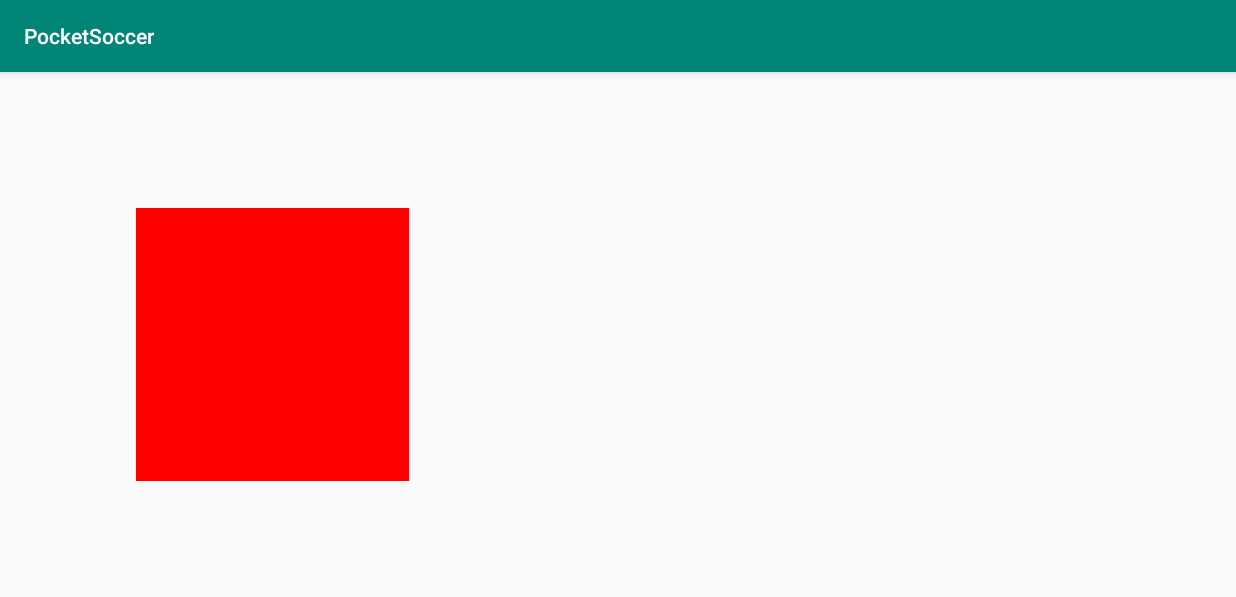
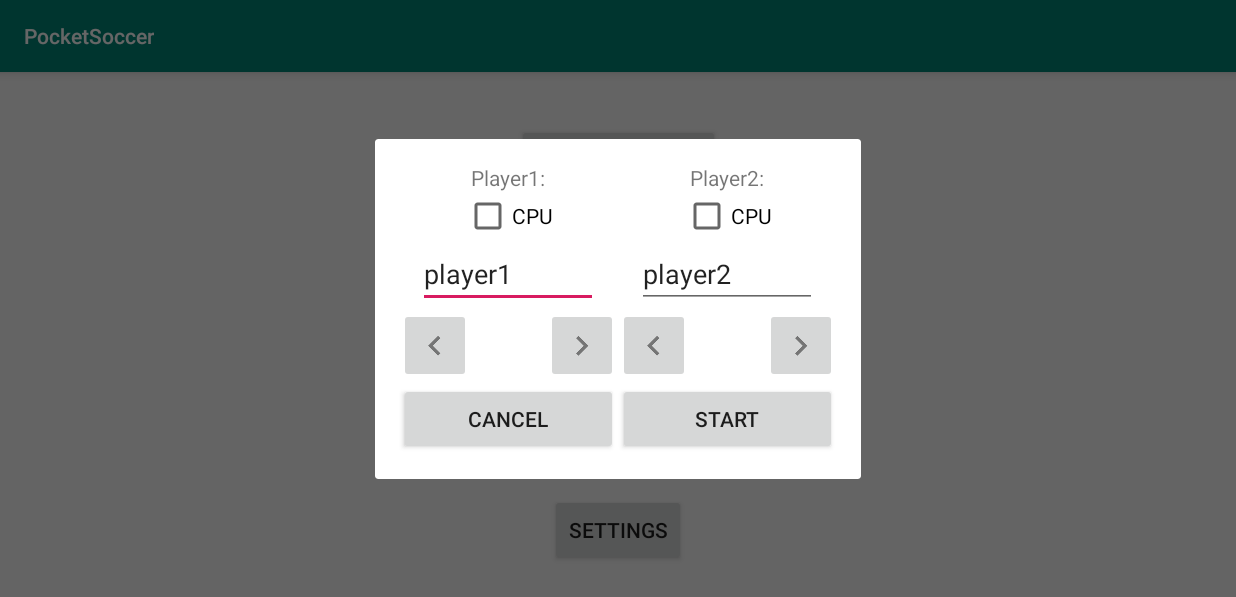
Before and after one commit to NikolaJov96/PocketSoccer, an Android app: the screen it shows after launch (GameActivity before the commit, MainMenuActivity after it), after a tap on "NEW GAME", on a phone screen of 824 x 412 dp (held sideways). Shown: the top 597 px of the screen. Run offline under Robolectric (Android 15) with nearby library versions, the light colour scheme and no system bars; our stand-ins replace Room's generated code; libraries missing offline, so code that uses them is left out: android.arch.persistence.

Commit message:
Game initialization dialog, game initialization, interface with the view for game rendering and basic game engine loop

```diff
--- a/app/src/main/java/colm/example/pocketsoccer/MainActivity.java
+++ b/app/src/main/java/colm/example/pocketsoccer/MainActivity.java
@@ -33,8 +33,6 @@ public class MainActivity extends AppCompatActivity implements GameAssetManager.
         seekBar.setEnabled(false);
 
         model = ViewModelProviders.of(this).get(GameViewModel.class);
-
-
     }
 
     @Override
--- a/app/src/main/java/colm/example/pocketsoccer/MainMenuActivity.java
+++ b/app/src/main/java/colm/example/pocketsoccer/MainMenuActivity.java
@@ -1,22 +1,33 @@
 package colm.example.pocketsoccer;
 
+import android.app.Dialog;
+import android.arch.lifecycle.ViewModelProvider;
+import android.arch.lifecycle.ViewModelProviders;
+import android.content.Context;
 import android.content.Intent;
+import android.support.v4.app.FragmentManager;
 import android.support.v7.app.AppCompatActivity;
 import android.os.Bundle;
 import android.view.View;
 import android.widget.Button;
 
-public class MainMenuActivity extends AppCompatActivity {
+import colm.example.pocketsoccer.game_model.GameViewModel;
+
+public class MainMenuActivity extends AppCompatActivity implements NewGameDialog.NewGameDialogListener {
 
     private Button continueGameButton;
     private Button newGameButton;
     private Button statisticsButton;
     private Button settingsButton;
 
+    private GameViewModel model;
+
     @Override
     protected void onCreate(Bundle savedInstanceState) {
         super.onCreate(savedInstanceState);
         setContentView(R.layout.activity_main_menu);
+
+        model = ViewModelProviders.of(this).get(GameViewModel.class);
 
         continueGameButton = findViewById(R.id.continue_game_button);
         // continueGameButton.setVisibility(View.GONE);
@@ -35,10 +46,15 @@ public class MainMenuActivity extends AppCompatActivity {
 
     private void continueGame(boolean forceNewGame) {
         if (/*no game || */forceNewGame) {
-            // init new game inside model
+            FragmentManager fm = getSupportFragmentManager();
+            NewGameDialog newGameDialog = new NewGameDialog();
+            newGameDialog.show(fm, "new_game_dialog");
         }
-        Intent intent = new Intent(this, GameActivity.class);
-        startActivity(intent);
     }
 
+    @Override
+    public void onFinishNewGameDialog(NewGameDialog.NewGameDialogData data) {
+        model.newGame(data);
+        startActivity(new Intent(this, GameActivity.class));
+    }
 }
--- /dev/null
+++ b/app/src/main/java/colm/example/pocketsoccer/NewGameDialog.java
@@ -0,0 +1,157 @@
+package colm.example.pocketsoccer;
+
+import android.arch.lifecycle.ViewModelProviders;
+import android.content.Context;
+import android.content.res.AssetManager;
+import android.database.CursorJoiner;
+import android.os.Bundle;
+import android.support.annotation.NonNull;
+import android.support.annotation.Nullable;
+import android.support.v4.app.DialogFragment;
+import android.view.LayoutInflater;
+import android.view.View;
+import android.view.ViewGroup;
+import android.widget.Button;
+import android.widget.CheckBox;
+import android.widget.CompoundButton;
+import android.widget.EditText;
+import android.widget.ImageButton;
+
+import java.io.Serializable;
+
+import colm.example.pocketsoccer.game_model.GameViewModel;
+
+public class NewGameDialog extends DialogFragment {
+
+    public class NewGameDialogData implements Serializable {
+        public String p1Name;
+        public String p2Name;
+        public boolean p1Cpu;
+        public boolean p2Cpu;
+        public int p1Flag;
+        public int p2Flag;
+    }
+
+    public interface NewGameDialogListener {
+        void onFinishNewGameDialog(NewGameDialogData data);
+    }
+
+    private static final int NUMBER_OF_FLAGS = 5;
+
+    private CheckBox checkBoxP1;
+    private CheckBox checkBoxP2;
+    private EditText editTextP1;
+    private EditText editTextP2;
+    private ImageButton btnLeftP1;
+    private ImageButton btnRightP1;
+    private ImageButton btnLeftP2;
+    private ImageButton btnRightP2;
+    private Button btnCancel;
+    private Button btnStart;
+
+    private NewGameDialogData data;
+
+    private NewGameDialogListener callbackListener;
+
+    public NewGameDialog() {
+        data = new NewGameDialogData();
+        data.p1Flag = 0;
+        data.p2Flag = 0;
+    }
+
+    @Override
+    public void onAttach(Context context) {
+        super.onAttach(context);
+        callbackListener = (NewGameDialogListener) context;
+    }
+
+    @Nullable
+    @Override
+    public View onCreateView(@NonNull LayoutInflater inflater, @Nullable ViewGroup container, @Nullable Bundle savedInstanceState) {
+        View view = inflater.inflate(R.layout.new_game_dialog_layout, container);
+
+        checkBoxP1 = view.findViewById(R.id.player1_cpu);
+        checkBoxP1.setOnCheckedChangeListener((buttonView, isChecked) -> {
+            if (isChecked) {
+                data.p1Name = editTextP1.getText().toString();
+                editTextP1.setText("CPU 1");
+                editTextP1.setEnabled(false);
+            } else {
+                editTextP1.setText(data.p1Name);
+                editTextP1.setEnabled(true);
+            }
+        });
+
+        checkBoxP2 = view.findViewById(R.id.player2_cpu);
+        checkBoxP2.setOnCheckedChangeListener((buttonView, isChecked) -> {
+            if (isChecked) {
+                data.p2Name = editTextP2.getText().toString();
+                editTextP2.setText("CPU 2");
+                editTextP2.setEnabled(false);
+            } else {
+                editTextP2.setText(data.p2Name);
+                editTextP2.setEnabled(true);
+            }
+        });
+
+        editTextP1 = view.findViewById(R.id.player1_name);
+
+        editTextP2 = view.findViewById(R.id.player2_name);
+
+        btnLeftP1 = view.findViewById(R.id.left_flag1_button);
+        btnLeftP1.setOnClickListener(v -> {
+            data.p1Flag = (data.p1Flag + NUMBER_OF_FLAGS - 1) % NUMBER_OF_FLAGS;
+            updateImages();
+        });
+        btnRightP1 = view.findViewById(R.id.right_flag1_button);
+        btnRightP1.setOnClickListener(v -> {
+            data.p1Flag = (data.p1Flag + 1) % NUMBER_OF_FLAGS;
+            updateImages();
+        });
+
+        btnLeftP2 = view.findViewById(R.id.left_flag2_button);
+        btnLeftP2.setOnClickListener(v -> {
+            data.p2Flag = (data.p2Flag + NUMBER_OF_FLAGS - 1) % NUMBER_OF_FLAGS;
+            updateImages();
+        });
+        btnRightP2 = view.findViewById(R.id.right_flag2_button);
+        btnRightP2.setOnClickListener(v -> {
+            data.p2Flag = (data.p2Flag + 1) % NUMBER_OF_FLAGS;
+            updateImages();
+        });
+
+        btnCancel = view.findViewById(R.id.cancel_new_game);
+        btnCancel.setOnClickListener(v -> dismiss());
+
+        btnStart = view.findViewById(R.id.start_new_game);
+        btnStart.setOnClickListener(v -> {
+            data.p1Name = editTextP1.getText().toString();
+            data.p2Name = editTextP2.getText().toString();
+            data.p1Cpu = checkBoxP1.isChecked();
+            data.p2Cpu = checkBoxP2.isChecked();
+            callbackListener.onFinishNewGameDialog(data);
+            dismiss();
+        });
+
+        return view;
+    }
+
+    private void updateImages() {
+        /*try {
+            switch (data.p1Flag) {
+                case 0:
+                    fieldView.setImageBitmap(model.getGameAssetManager().getParquetBMP());
+                    break;
+                case 1:
+                    fieldView.setImageBitmap(model.getGameAssetManager().getConcreteBMP());
+                    break;
+                case 2:
+                    fieldView.setImageBitmap(model.getGameAssetManager().getGrassBMP());
+                    break;
+            }
+        } catch (Exception e) {
+            e.printStackTrace();
+        }*/
+    }
+
+}
--- a/app/src/main/java/colm/example/pocketsoccer/game_model/GameViewModel.java
+++ b/app/src/main/java/colm/example/pocketsoccer/game_model/GameViewModel.java
@@ -9,6 +9,7 @@ import android.content.SharedPreferences;
 import java.util.List;
 
 import colm.example.pocketsoccer.MainActivity;
+import colm.example.pocketsoccer.NewGameDialog;
 import colm.example.pocketsoccer.database.entity.Score;
 import colm.example.pocketsoccer.repository.Repository;
 
@@ -22,12 +23,15 @@ public class GameViewModel extends AndroidViewModel {
 
     private GameAssetManager gameAssetManager;
 
+    private Game game;
+
     public GameViewModel(Application application) {
         super(application);
         repository = new Repository(application);
         allScores = repository.getAllScores();
         appPreferences = AppPreferences.getAppPreferences();
         gameAssetManager = GameAssetManager.getGameAssetManager();
+        game = Game.getGame();
     }
 
     public LiveData<List<Score>> getAllScores() {
@@ -49,4 +53,13 @@ public class GameViewModel extends AndroidViewModel {
     public GameAssetManager getGameAssetManager() {
         return gameAssetManager;
     }
+
+    public Game getGame() {
+        return game;
+    }
+
+    public Game newGame(NewGameDialog.NewGameDialogData data) {
+        game = Game.newGame(data);
+        return game;
+    }
 }
--- a/app/src/main/res/layout/activity_game.xml
+++ b/app/src/main/res/layout/activity_game.xml
@@ -7,6 +7,7 @@
     tools:context=".GameActivity">
 
     <colm.example.pocketsoccer.GameView
+        android:id="@+id/game_graphics_view"
         android:layout_width="match_parent"
         android:layout_height="match_parent"/>
 
--- /dev/null
+++ b/app/src/main/res/layout/new_game_dialog_layout.xml
@@ -0,0 +1,153 @@
+<?xml version="1.0" encoding="utf-8"?>
+<LinearLayout
+    xmlns:android="http://schemas.android.com/apk/res/android" android:layout_width="match_parent"
+    android:layout_height="match_parent"
+    android:orientation="vertical"
+    android:padding="16dp">
+
+    <LinearLayout
+        android:layout_width="match_parent"
+        android:layout_height="wrap_content"
+        android:orientation="horizontal"
+        android:baselineAligned="false">
+
+        <LinearLayout
+            android:layout_width="0dp"
+            android:layout_weight="1"
+            android:layout_height="wrap_content"
+            android:orientation="vertical">
+
+            <TextView
+                android:layout_width="wrap_content"
+                android:layout_height="wrap_content"
+                android:text="@string/player1_header_text"
+                android:layout_gravity="center"/>
+
+            <CheckBox
+                android:id="@+id/player1_cpu"
+                android:layout_width="wrap_content"
+                android:layout_height="wrap_content"
+                android:text="@string/cpu_checkbox"
+                android:layout_gravity="center"/>
+
+            <EditText
+                android:id="@+id/player1_name"
+                android:layout_width="120dp"
+                android:layout_height="wrap_content"
+                android:text="@string/default_player1_name"
+                android:layout_gravity="center"
+                android:inputType="text"
+                android:importantForAutofill="no"
+                android:hint="@string/player_1_name_hint"/>
+
+            <LinearLayout
+                android:layout_width="wrap_content"
+                android:layout_height="wrap_content"
+                android:layout_gravity="center">
+
+                <ImageButton
+                    android:id="@+id/left_flag1_button"
+                    android:layout_width="wrap_content"
+                    android:layout_height="match_parent"
+                    android:src="@drawable/ic_left_button"
+                    android:contentDescription="@string/left_flag1_option"/>
+
+                <ImageView
+                    android:id="@+id/flag1_view"
+                    android:layout_width="50dp"
+                    android:layout_height="50dp"
+                    android:contentDescription="@string/selected_flag1_option"/>
+
+                <ImageButton
+                    android:id="@+id/right_flag1_button"
+                    android:layout_width="wrap_content"
+                    android:layout_height="match_parent"
+                    android:src="@drawable/ic_right_button"
+                    android:contentDescription="@string/right_flag1_option"/>
+
+            </LinearLayout>
+
+        </LinearLayout>
+
+        <LinearLayout
+            android:layout_width="0dp"
+            android:layout_weight="1"
+            android:layout_height="wrap_content"
+            android:orientation="vertical">
+
+            <TextView
+                android:layout_width="wrap_content"
+                android:layout_height="wrap_content"
+                android:text="@string/player2_header_text"
+                android:layout_gravity="center"/>
+
+            <CheckBox
+                android:id="@+id/player2_cpu"
+                android:layout_width="wrap_content"
+                android:layout_height="wrap_content"
+                android:text="@string/cpu_checkbox"
+                android:layout_gravity="center"/>
+
+            <EditText
+                android:id="@+id/player2_name"
+                android:layout_width="120dp"
+                android:layout_height="wrap_content"
+                android:text="@string/default_player2_name"
+                android:layout_gravity="center"
+                android:inputType="text"
+                android:importantForAutofill="no"
+                android:hint="@string/player_2_name_hint"/>
+
+            <LinearLayout
+                android:layout_width="wrap_content"
+                android:layout_height="wrap_content"
+                android:layout_gravity="center">
+
+                <ImageButton
+                    android:id="@+id/left_flag2_button"
+                    android:layout_width="wrap_content"
+                    android:layout_height="match_parent"
+                    android:src="@drawable/ic_left_button"
+                    android:contentDescription="@string/left_flag2_option"/>
+
+                <ImageView
+                    android:id="@+id/flag2_view"
+                    android:layout_width="50dp"
+                    android:layout_height="50dp"
+                    android:contentDescription="@string/selected_flag2_option"/>
+
+                <ImageButton
+                    android:id="@+id/right_flag2_button"
+                    android:layout_width="wrap_content"
+                    android:layout_height="match_parent"
+                    android:src="@drawable/ic_right_button"
+                    android:contentDescription="@string/right_flag2_option"/>
+
+            </LinearLayout>
+
+        </LinearLayout>
+
+    </LinearLayout>
+
+    <LinearLayout
+        android:layout_width="match_parent"
+        android:layout_height="wrap_content"
+        android:orientation="horizontal">
+
+        <Button
+            android:id="@+id/cancel_new_game"
+            android:layout_width="0dp"
+            android:layout_weight="1"
+            android:layout_height="wrap_content"
+            android:text="@string/cancel_button"/>
+
+        <Button
+            android:id="@+id/start_new_game"
+            android:layout_width="0dp"
+            android:layout_weight="1"
+            android:layout_height="wrap_content"
+            android:text="@string/start_button"/>
+
+    </LinearLayout>
+
+</LinearLayout>
--- a/app/src/main/res/values/strings.xml
+++ b/app/src/main/res/values/strings.xml
@@ -17,4 +17,21 @@
 
     <string name="stats_score_string_template">%1$d : %2$d</string>
     <string name="reset_all_settings_button">reset all settings</string>
+
+    <string name="left_flag1_option">Left flag option for player 1</string>
+    <string name="selected_flag1_option">Selected flag for player 1</string>
+    <string name="right_flag1_option">Right flag option for player 1</string>
+
+    <string name="left_flag2_option">Left flag option for player 2</string>
+    <string name="selected_flag2_option">Selected flag for player 2</string>
+    <string name="right_flag2_option">Right flag option for player 2</string>
+    <string name="cancel_button">Cancel</string>
+    <string name="start_button">Start</string>
+    <string name="player1_header_text">Player1:</string>
+    <string name="player2_header_text">Player2:</string>
+    <string name="cpu_checkbox">CPU</string>
+    <string name="default_player1_name">player1</string>
+    <string name="default_player2_name">player2</string>
+    <string name="player_1_name_hint">player 1 name</string>
+    <string name="player_2_name_hint">player 2 name</string>
 </resources>
```
Also changed, not shown: app/src/main/AndroidManifest.xml (+12 -3 lines), app/src/main/java/colm/example/pocketsoccer/GameActivity.java (+33 -0 lines), app/src/main/java/colm/example/pocketsoccer/GameView.java (+60 -6 lines), app/src/main/java/colm/example/pocketsoccer/SettingsActivity.java (+4 -3 lines), app/src/main/java/colm/example/pocketsoccer/game_model/Game.java (+87 -21 lines), app/src/main/res/layout/activity_settings.xml (+8 -5 lines).
